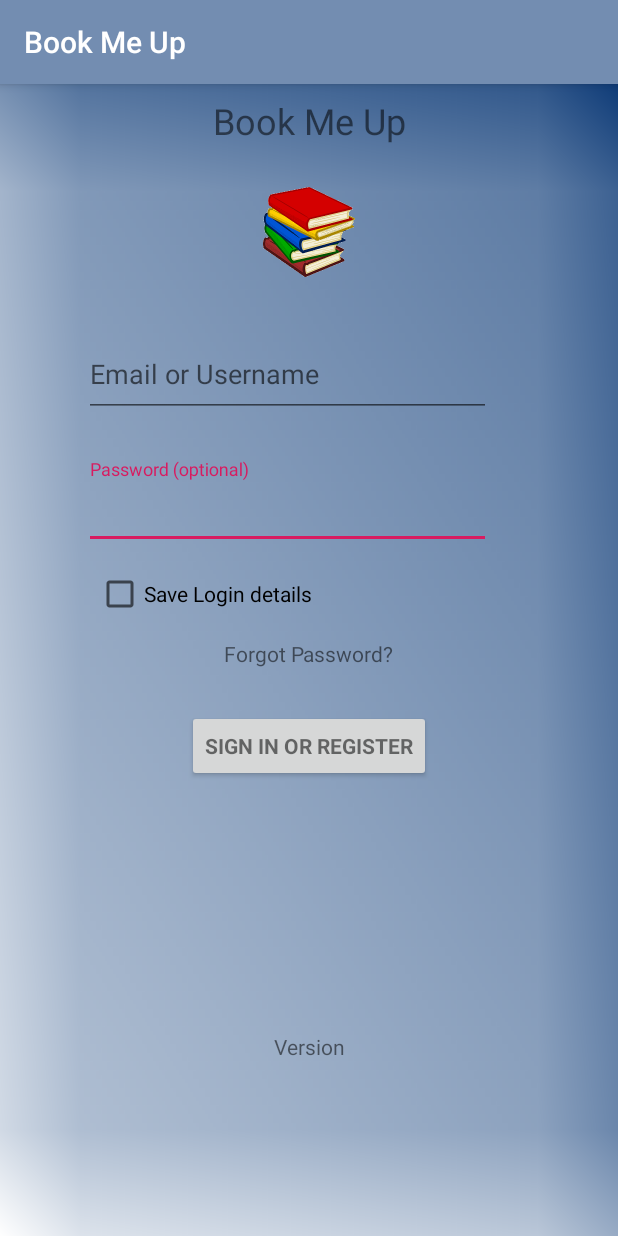
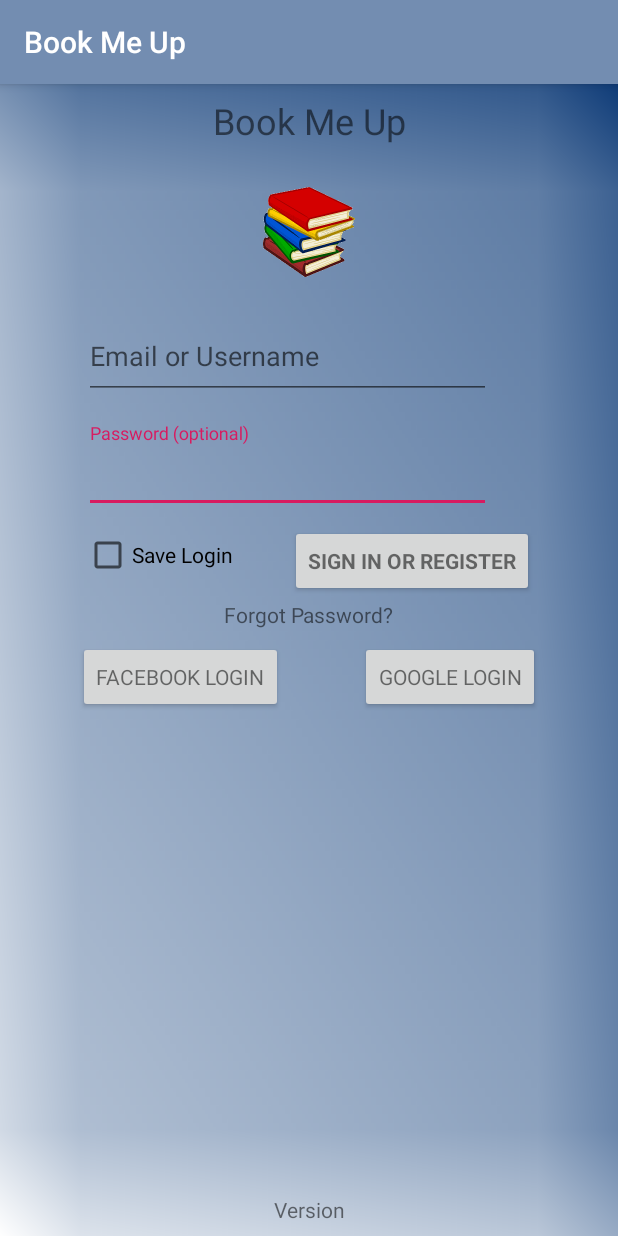
Before and after one commit to biodunduke/BookMeUp, an Android app: the screen it shows after launch (LoginActivity), on a phone screen of 412 x 824 dp. Run offline under Robolectric (Android 15) with nearby library versions, the phone set to English and light mode, and no system bars; 2 statements that could not run were skipped.

Commit message:
Updated with FaceBopk and Google login buttons

```diff
--- a/BookMeUp/src/main/res/layout/activity_login.xml
+++ b/BookMeUp/src/main/res/layout/activity_login.xml
@@ -38,7 +38,7 @@
         android:layout_width="300dp"
         android:layout_height="60dp"
         android:layout_marginStart="8dp"
-        android:layout_marginTop="28dp"
+        android:layout_marginTop="16dp"
         android:layout_marginEnd="8dp"
         app:layout_constraintEnd_toEndOf="parent"
         app:layout_constraintStart_toStartOf="parent"
@@ -63,7 +63,7 @@
         android:layout_width="300dp"
         android:layout_height="65dp"
         android:layout_marginStart="8dp"
-        android:layout_marginTop="28dp"
+        android:layout_marginTop="16dp"
         android:layout_marginEnd="8dp"
         app:layout_constraintEnd_toEndOf="parent"
         app:layout_constraintStart_toStartOf="parent"
@@ -85,14 +85,11 @@
         style="?android:textAppearanceSmall"
         android:layout_width="wrap_content"
         android:layout_height="wrap_content"
-        android:layout_marginStart="8dp"
-        android:layout_marginTop="28dp"
-        android:layout_marginEnd="8dp"
+        android:layout_marginTop="8dp"
         android:text="@string/action_sign_in"
         android:textStyle="bold"
-        app:layout_constraintEnd_toEndOf="parent"
-        app:layout_constraintStart_toStartOf="parent"
-        app:layout_constraintTop_toBottomOf="@+id/textView" />
+        app:layout_constraintEnd_toEndOf="@+id/textInputLayout2"
+        app:layout_constraintTop_toBottomOf="@+id/textInputLayout2" />
 
     <ImageView
         android:id="@+id/imageView"
@@ -111,8 +108,7 @@
         android:id="@+id/checkBox"
         android:layout_width="wrap_content"
         android:layout_height="wrap_content"
-        android:layout_marginStart="8dp"
-        android:layout_marginTop="14dp"
+        android:layout_marginTop="12dp"
         android:text="@string/check_save_login"
         app:layout_constraintStart_toStartOf="@+id/textInputLayout2"
         app:layout_constraintTop_toBottomOf="@+id/textInputLayout2" />
@@ -139,5 +135,33 @@
         app:layout_constraintBottom_toBottomOf="parent"
         app:layout_constraintEnd_toEndOf="parent"
         app:layout_constraintStart_toStartOf="parent"
-        app:layout_constraintTop_toBottomOf="@+id/email_sign_in_button" />
+        app:layout_constraintTop_toBottomOf="@+id/email_sign_in_button"
+        app:layout_constraintVertical_bias="1.0" />
+
+    <Button
+        android:id="@+id/facebook_login"
+        style="?android:textAppearanceSmall"
+        android:layout_width="wrap_content"
+        android:layout_height="wrap_content"
+        android:layout_marginStart="8dp"
+        android:layout_marginTop="8dp"
+        android:layout_marginEnd="8dp"
+        android:text="@string/login_fb"
+        app:layout_constraintEnd_toStartOf="@+id/button"
+        app:layout_constraintHorizontal_bias="0.5"
+        app:layout_constraintStart_toStartOf="parent"
+        app:layout_constraintTop_toBottomOf="@+id/textView" />
+
+    <Button
+        android:id="@+id/button"
+        style="?android:textAppearanceSmall"
+        android:layout_width="wrap_content"
+        android:layout_height="wrap_content"
+        android:layout_marginTop="8dp"
+        android:layout_marginEnd="8dp"
+        android:text="@string/login_google"
+        app:layout_constraintEnd_toEndOf="parent"
+        app:layout_constraintHorizontal_bias="0.5"
+        app:layout_constraintStart_toEndOf="@+id/facebook_login"
+        app:layout_constraintTop_toBottomOf="@+id/textView" />
 </android.support.constraint.ConstraintLayout>
--- a/BookMeUp/src/main/res/values/strings.xml
+++ b/BookMeUp/src/main/res/values/strings.xml
@@ -10,8 +10,10 @@
     <string name="error_incorrect_password">This password is incorrect</string>
     <string name="error_field_required">This field is required</string>
     <string name="permission_rationale">"Contacts permissions are needed for providing email completions." </string>
-    <string name="check_save_login">Save Login details</string>
+    <string name="check_save_login">Save Login</string>
     <string name="text_forgot_password">Forgot Password?</string>
     <string name="version">Version</string>
     <string name="logo_description">Book Me Up Logo</string>
+    <string name="login_fb">Facebook Login</string>
+    <string name="login_google">Google Login</string>
 </resources>
```
